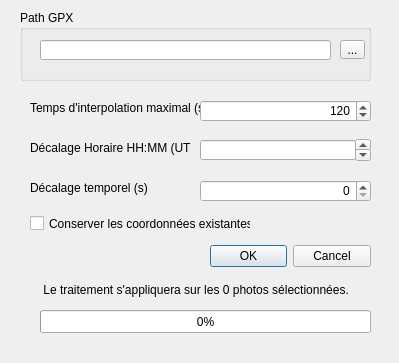
Above: importGPX.ui from frpin33/geoRef_QGIS before the change. Below: the same form after it.
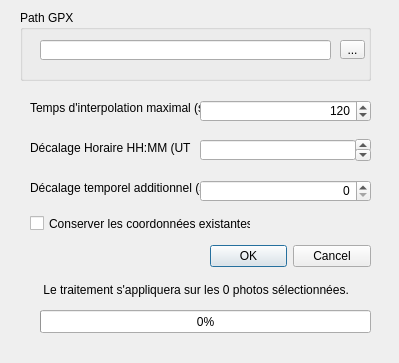
That is the form after the change.

```diff
--- a/importGPX.ui
+++ b/importGPX.ui
@@ -192,12 +192,12 @@
     <rect>
      <x>30</x>
      <y>180</y>
-     <width>131</width>
+     <width>171</width>
      <height>16</height>
     </rect>
    </property>
    <property name="text">
-    <string>Décalage temporel (s)</string>
+    <string>Décalage temporel additionnel (s)</string>
    </property>
   </widget>
   <widget class="QSpinBox" name="spinBoxDecalage">
```
